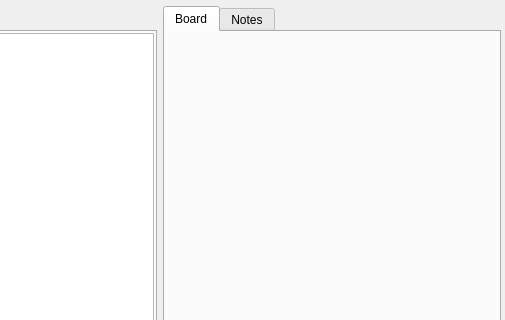
Old version of the form sub3suite/src/project/Project.ui in the repository 3nock/OTE; both pictures show x 227 to 732 and y 0 to 320 of the 732 by 479 pixel window.
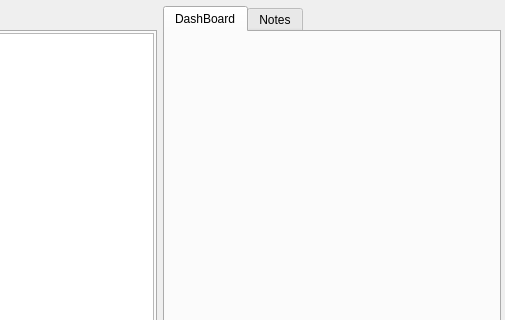
New version of the form.

The edit to the form file:
```diff
--- a/sub3suite/src/project/Project.ui
+++ b/sub3suite/src/project/Project.ui
@@ -491,7 +491,7 @@
      </property>
      <widget class="QWidget" name="tabDashboard">
       <attribute name="title">
-       <string>Board</string>
+       <string>DashBoard</string>
       </attribute>
       <layout class="QVBoxLayout" name="verticalLayout_5"/>
      </widget>
```
